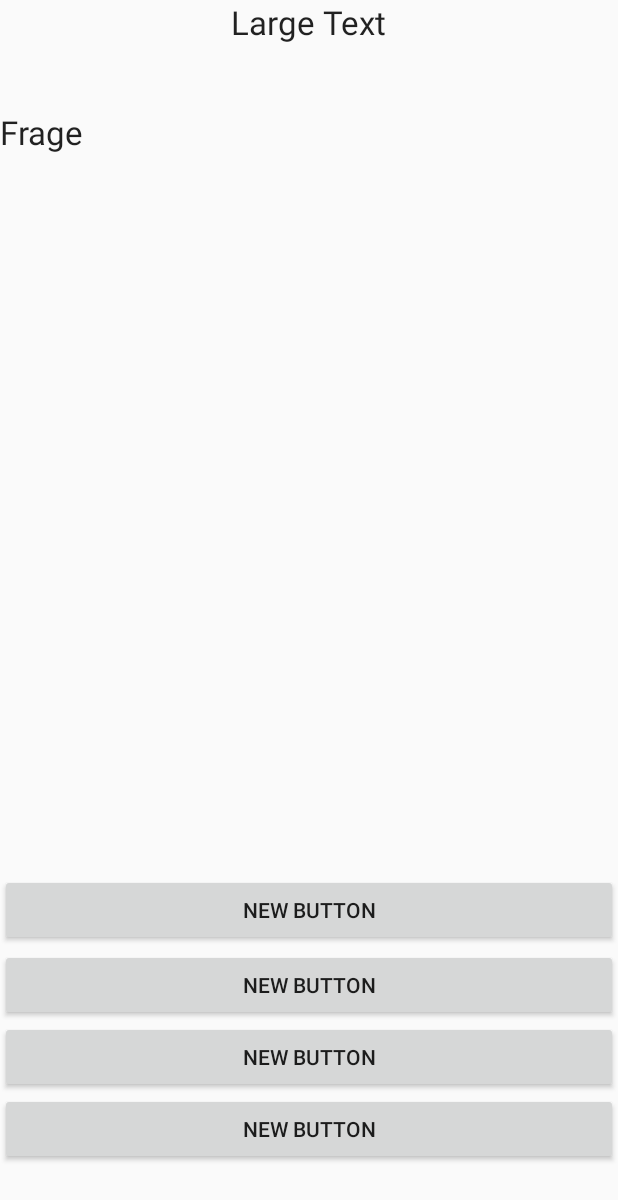
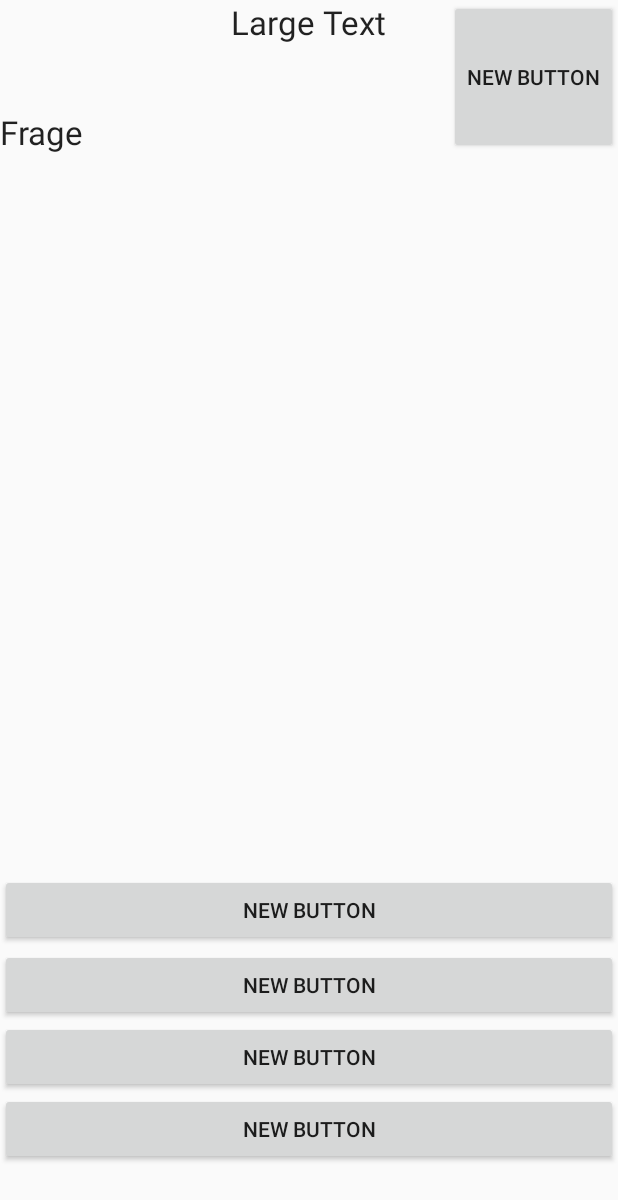
Before and after one commit to Infoabiquiz/Quizzing4Abi, an Android app: the layout active_question.xml on its own in the app's theme, with its tools: preview values and no code run, on a phone screen of 412 x 824 dp. Shown: the top 1200 px of the screen. Run offline under Robolectric (Android 15) with nearby library versions, the phone set to English and light mode, and no system bars.

Commit message:
active_question_layout

```diff
--- a/app/src/main/res/layout/active_question.xml
+++ b/app/src/main/res/layout/active_question.xml
@@ -31,8 +31,8 @@
         android:layout_height="wrap_content"
         android:id="@+id/active_question_difficulty"
         android:layout_alignParentRight="true"
-        android:layout_below="@+id/active_question_question"
-        android:layout_toRightOf="@+id/active_question_category" />
+        android:layout_toRightOf="@+id/active_question_category"
+        android:layout_below="@+id/active_question_right_answer" />
 
     <Button
         android:layout_width="wrap_content"
@@ -44,18 +44,6 @@
         android:layout_alignParentStart="true"
         android:layout_marginBottom="193dp"
         android:layout_toStartOf="@+id/active_question_difficulty"
-        android:layout_alignParentRight="true"
-        android:layout_alignParentEnd="true" />
-
-    <Button
-        android:layout_width="wrap_content"
-        android:layout_height="wrap_content"
-        android:text="New Button"
-        android:id="@+id/active_question_answer2"
-        android:layout_alignTop="@+id/active_question_answer1"
-        android:layout_alignParentLeft="true"
-        android:layout_alignParentStart="true"
-        android:layout_marginTop="50dp"
         android:layout_alignParentRight="true"
         android:layout_alignParentEnd="true" />
 
@@ -81,4 +69,26 @@
         android:layout_alignParentRight="true"
         android:layout_alignParentEnd="true" />
 
+    <Button
+        android:layout_width="wrap_content"
+        android:layout_height="wrap_content"
+        android:text="New Button"
+        android:id="@+id/active_question_answer2"
+        android:layout_alignTop="@+id/active_question_answer1"
+        android:layout_alignParentLeft="true"
+        android:layout_alignParentStart="true"
+        android:layout_marginTop="50dp"
+        android:layout_alignParentRight="true"
+        android:layout_alignParentEnd="true" />
+
+    <Button
+        android:layout_width="wrap_content"
+        android:layout_height="wrap_content"
+        android:text="New Button"
+        android:id="@+id/active_question_right_answer"
+        android:layout_alignParentTop="true"
+        android:layout_alignParentRight="true"
+        android:layout_alignParentEnd="true"
+        android:layout_alignBottom="@+id/active_question_question" />
+
 </RelativeLayout>
```
Also changed, not shown: 1 other file.
